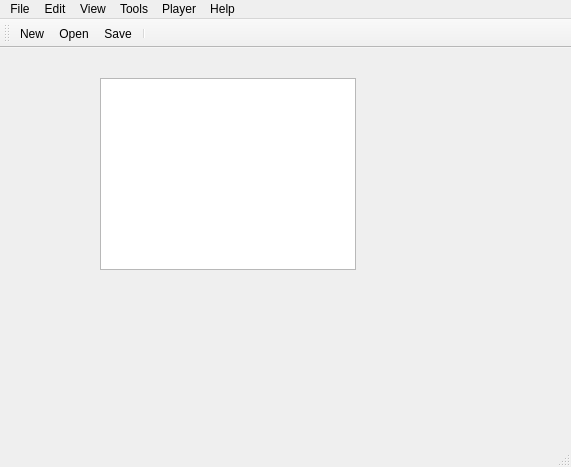
Qt form MapEditor/mainwindow.ui (projectdelphai/ECS160_MapEditor) before a commit.
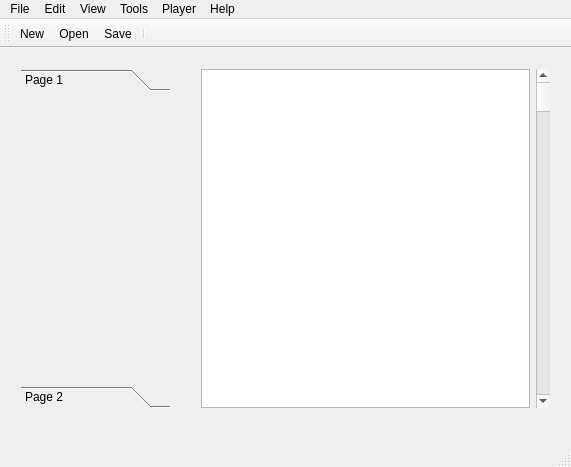
The same form after that commit. Icons and pictures are not drawn.

Commit message: Update Left-Right Click

What changed in the file:
```diff
--- a/MapEditor/mainwindow.ui
+++ b/MapEditor/mainwindow.ui
@@ -27,24 +27,85 @@
    <property name="mouseTracking">
     <bool>true</bool>
    </property>
-   <widget class="QGraphicsView" name="graphicsView">
+   <widget class="QWidget" name="horizontalLayoutWidget">
     <property name="geometry">
      <rect>
-      <x>100</x>
-      <y>30</y>
-      <width>256</width>
-      <height>192</height>
+      <x>10</x>
+      <y>10</y>
+      <width>171</width>
+      <height>361</height>
      </rect>
     </property>
-    <property name="sizePolicy">
-     <sizepolicy hsizetype="Maximum" vsizetype="Maximum">
-      <horstretch>0</horstretch>
-      <verstretch>0</verstretch>
-     </sizepolicy>
+    <layout class="QHBoxLayout" name="horizontalLayout">
+     <item>
+      <widget class="QToolBox" name="toolBox">
+       <property name="currentIndex">
+        <number>0</number>
+       </property>
+       <widget class="QWidget" name="page">
+        <property name="geometry">
+         <rect>
+          <x>0</x>
+          <y>0</y>
+          <width>169</width>
+          <height>291</height>
+         </rect>
+        </property>
+        <attribute name="label">
+         <string>Page 1</string>
+        </attribute>
+       </widget>
+       <widget class="QWidget" name="page_2">
+        <property name="geometry">
+         <rect>
+          <x>0</x>
+          <y>0</y>
+          <width>98</width>
+          <height>28</height>
+         </rect>
+        </property>
+        <attribute name="label">
+         <string>Page 2</string>
+        </attribute>
+       </widget>
+      </widget>
+     </item>
+    </layout>
+   </widget>
+   <widget class="QWidget" name="horizontalLayoutWidget_2">
+    <property name="geometry">
+     <rect>
+      <x>190</x>
+      <y>10</y>
+      <width>371</width>
+      <height>361</height>
+     </rect>
     </property>
-    <property name="mouseTracking">
-     <bool>true</bool>
-    </property>
+    <layout class="QHBoxLayout" name="horizontalLayout_2">
+     <item>
+      <widget class="QGraphicsView" name="graphicsView">
+       <property name="enabled">
+        <bool>true</bool>
+       </property>
+       <property name="sizePolicy">
+        <sizepolicy hsizetype="Expanding" vsizetype="Expanding">
+         <horstretch>0</horstretch>
+         <verstretch>0</verstretch>
+        </sizepolicy>
+       </property>
+       <property name="mouseTracking">
+        <bool>true</bool>
+       </property>
+      </widget>
+     </item>
+     <item>
+      <widget class="QScrollBar" name="verticalScrollBar">
+       <property name="orientation">
+        <enum>Qt::Vertical</enum>
+       </property>
+      </widget>
+     </item>
+    </layout>
    </widget>
   </widget>
   <widget class="QMenuBar" name="menuBar">
```
Left out of the diff: 2 changed lines with no effect on the pictures. The commit also changes 2 other files.
